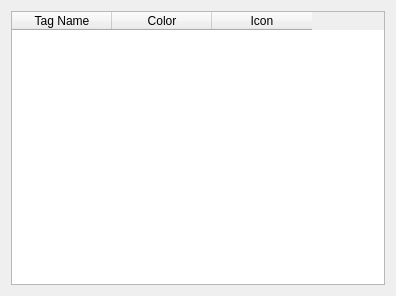
First picture: the form in plugins/itemtags/itemtagssettings.ui, repository hluk/CopyQ, before the edit.
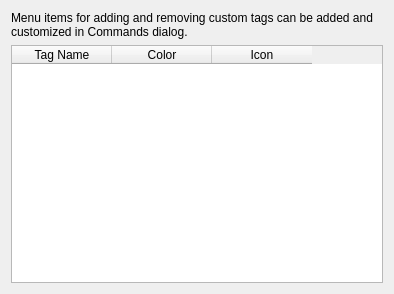
Second picture: the form after the edit.

Commit message: itemtags: Improve UI texts and commands

```diff
--- a/plugins/itemtags/itemtagssettings.ui
+++ b/plugins/itemtags/itemtagssettings.ui
@@ -6,11 +6,21 @@
    <rect>
     <x>0</x>
     <y>0</y>
-    <width>396</width>
-    <height>296</height>
+    <width>394</width>
+    <height>294</height>
    </rect>
   </property>
   <layout class="QVBoxLayout" name="verticalLayout">
+   <item>
+    <widget class="QLabel" name="label">
+     <property name="text">
+      <string>Menu items for adding and removing custom tags can be added and customized in Commands dialog.</string>
+     </property>
+     <property name="wordWrap">
+      <bool>true</bool>
+     </property>
+    </widget>
+   </item>
    <item>
     <widget class="QTableWidget" name="tableWidget">
      <column>
```
The commit also changes 1 other file.
